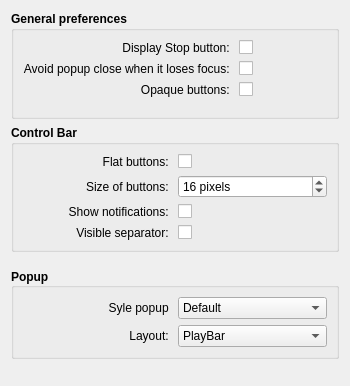
First picture: the form in plasmoid/contents/ui/config.ui, repository jsmitar/PlayBar, before the edit.
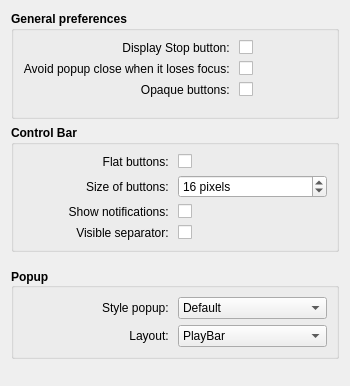
Second picture: the form after the edit.

Diff of the .ui file:
```diff
--- a/plasmoid/contents/ui/config.ui
+++ b/plasmoid/contents/ui/config.ui
@@ -496,7 +496,7 @@
            </font>
           </property>
           <property name="text">
-           <string>Syle popup </string>
+           <string>Style popup: </string>
           </property>
           <property name="alignment">
            <set>Qt::AlignRight|Qt::AlignTrailing|Qt::AlignVCenter</set>
```
Left out of the diff: 8 changed lines with no effect on the pictures.
